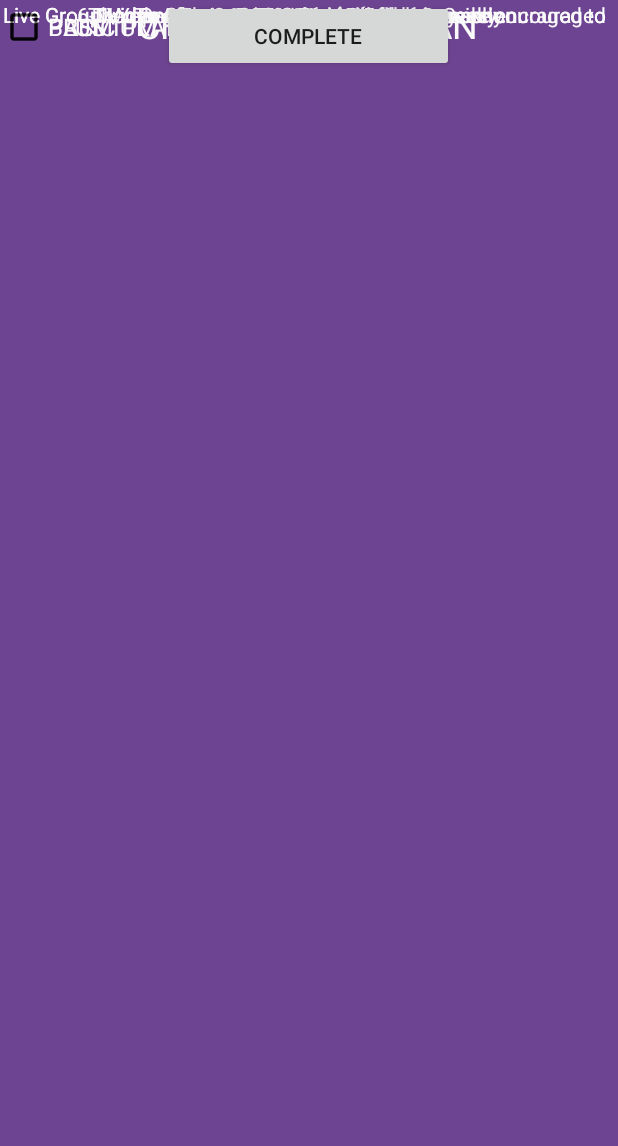
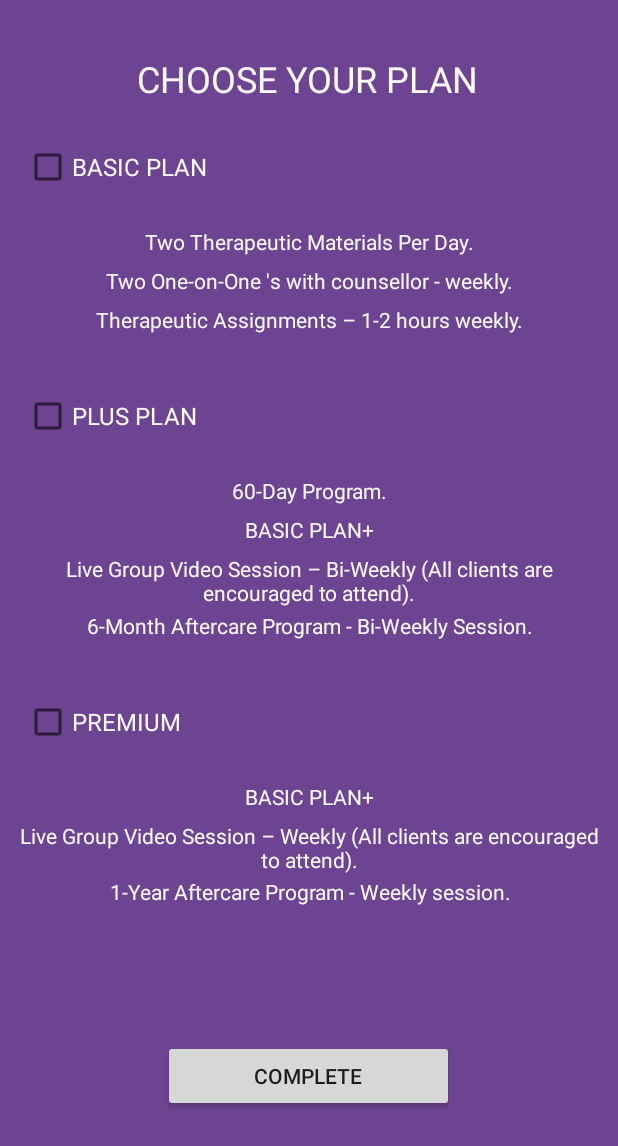
Before and after one commit to Carriola35517/capstonefinal, an Android app built with Jetpack Compose: the layout payment2.xml on its own in the app's theme, with its tools: preview values and no code run, on a phone screen of 412 x 824 dp. Shown: the top 1146 px of the screen. Run offline under Robolectric (Android 15) with nearby library versions, the phone set to English and light mode, and no system bars.

Commit message:
Fixed reverted changes

```diff
--- a/app/src/main/java/com/example/lotusaddictionapp/LoginActivity.kt
+++ b/app/src/main/java/com/example/lotusaddictionapp/LoginActivity.kt
@@ -11,7 +11,7 @@ class LoginActivity : AppCompatActivity() {
         setContentView(R.layout.login)
 
         //REGISTER BUTTON
-        val registerBtn = findViewById<Button>(R.id.REGISTER)
+        val registerBtn = findViewById<Button>(R.id.registerButton)
         registerBtn.setOnClickListener{
             println("Register clicked in LoginActivity")
             val intent = Intent(this, RegisterActivity::class.java)//I've never used kotlin much, but can I still just use class.java here without any problems?
@@ -19,7 +19,7 @@ class LoginActivity : AppCompatActivity() {
         }
 
         //LOGIN BUTTON
-        val loginBtn = findViewById<Button>(R.id.Register)
+        val loginBtn = findViewById<Button>(R.id.loginButton)
         loginBtn.setOnClickListener{
             println("Login clicked in LoginActivity")
             /*
--- a/app/src/main/res/layout/payment2.xml
+++ b/app/src/main/res/layout/payment2.xml
@@ -2,164 +2,191 @@
 <androidx.constraintlayout.widget.ConstraintLayout xmlns:android="http://schemas.android.com/apk/res/android"
     xmlns:app="http://schemas.android.com/apk/res-auto"
     xmlns:tools="http://schemas.android.com/tools"
-    android:id="@+id/Payment "
+    android:id="@+id/Payment2"
     android:layout_width="match_parent"
     android:layout_height="match_parent"
     android:background="#6D4491">
 
     <TextView
-        android:id="@+id/textView4"
+        android:id="@+id/textChooseYourPlan"
         android:layout_width="410dp"
         android:layout_height="32dp"
-        android:text="Choose Your Plan"
+        android:layout_marginTop="36dp"
+        android:text="@string/choose_your_plan"
         android:textAlignment="center"
         android:textAllCaps="true"
         android:textColor="#FBFAFA"
         android:textSize="24sp"
-        tools:layout_editor_absoluteX="0dp"
-        tools:layout_editor_absoluteY="48dp" />
+        app:layout_constraintEnd_toEndOf="parent"
+        app:layout_constraintHorizontal_bias="0.0"
+        app:layout_constraintStart_toStartOf="parent"
+        app:layout_constraintTop_toTopOf="parent" />
 
     <CheckBox
-        android:id="@+id/checkBox6"
+        android:id="@+id/checkBoxBasicPlan"
         android:layout_width="145dp"
-        android:layout_height="36dp"
-        android:text="BASIC PLAN"
+        android:layout_height="48dp"
+        android:layout_marginTop="19dp"
+        android:text="@string/basic_plan"
         android:textColor="#FBFAFA"
         android:textColorHighlight="#C85252"
         android:textSize="16sp"
-        tools:layout_editor_absoluteX="49dp"
-        tools:layout_editor_absoluteY="108dp" />
+        app:layout_constraintEnd_toEndOf="parent"
+        app:layout_constraintHorizontal_bias="0.06"
+        app:layout_constraintStart_toStartOf="parent"
+        app:layout_constraintTop_toBottomOf="@+id/textChooseYourPlan" />
 
     <TextView
-        android:id="@+id/textView5"
-        android:layout_width="405dp"
-        android:layout_height="37dp"
-        android:text="Live Group Video Session – Bi-Weekly (All clients are encouraged to attend)."
+        android:id="@+id/textLiveGroupBiWeekly"
+        android:layout_width="400dp"
+        android:layout_height="38dp"
+        android:text="@string/live_group_video_session_bi_weekly_all_clients_are_encouraged_to_attend"
         android:textAlignment="center"
         android:textColor="#FBFAFA"
-        tools:layout_editor_absoluteX="3dp"
-        tools:layout_editor_absoluteY="379dp" />
+        app:layout_constraintEnd_toEndOf="parent"
+        app:layout_constraintStart_toStartOf="parent"
+        app:layout_constraintTop_toBottomOf="@+id/textBasicPlanPlus" />
 
     <CheckBox
-        android:id="@+id/checkBox6"
+        android:id="@+id/checkBoxPlusPlan"
         android:layout_width="145dp"
-        android:layout_height="36dp"
-        android:text="PLUS"
+        android:layout_height="48dp"
+        android:layout_marginTop="24dp"
+        android:text="@string/plus_plan"
         android:textColor="#FBFAFA"
         android:textColorHighlight="#C85252"
         android:textSize="16sp"
-        tools:layout_editor_absoluteX="3dp"
-        tools:layout_editor_absoluteY="279dp" />
+        app:layout_constraintEnd_toEndOf="parent"
+        app:layout_constraintHorizontal_bias="0.06"
+        app:layout_constraintStart_toStartOf="parent"
+        app:layout_constraintTop_toBottomOf="@+id/textTheraAss" />
 
     <TextView
-        android:id="@+id/textView5"
-        android:layout_width="403dp"
-        android:layout_height="27dp"
-        android:text=" 60-Day Program."
+        android:id="@+id/text60Days"
+        android:layout_width="400dp"
+        android:layout_height="26dp"
+        android:layout_marginTop="16dp"
+        android:text="@string/_60_day_program"
         android:textAlignment="center"
         android:textColor="#FBFAFA"
-        tools:layout_editor_absoluteX="3dp"
-        tools:layout_editor_absoluteY="325dp" />
+        app:layout_constraintEnd_toEndOf="parent"
+        app:layout_constraintStart_toStartOf="parent"
+        app:layout_constraintTop_toBottomOf="@+id/checkBoxPlusPlan" />
 
     <TextView
-        android:id="@+id/textView5"
-        android:layout_width="405dp"
-        android:layout_height="37dp"
-        android:text="6-Month Aftercare Program - Bi-Weekly Session.  "
+        android:id="@+id/textAfterCare"
+        android:layout_width="400dp"
+        android:layout_height="26dp"
+        android:text="@string/_6_month_aftercare_program_bi_weekly_session"
         android:textAlignment="center"
         android:textColor="#FBFAFA"
-        tools:layout_editor_absoluteX="3dp"
-        tools:layout_editor_absoluteY="416dp" />
+        app:layout_constraintEnd_toEndOf="parent"
+        app:layout_constraintStart_toStartOf="parent"
+        app:layout_constraintTop_toBottomOf="@+id/textLiveGroupBiWeekly" />
 
     <TextView
-        android:id="@+id/textView5"
-        android:layout_width="403dp"
-        android:layout_height="27dp"
-        android:text="BASIC PLAN +"
+        android:id="@+id/textBasicPlanPlus"
+        android:layout_width="400dp"
+        android:layout_height="26dp"
+        android:text="@string/basic_plan_plus"
         android:textAlignment="center"
         android:textColor="#FBFAFA"
-        tools:layout_editor_absoluteX="3dp"
-        tools:layout_editor_absoluteY="352dp" />
+        app:layout_constraintEnd_toEndOf="parent"
+        app:layout_constraintStart_toStartOf="parent"
+        app:layout_constraintTop_toBottomOf="@+id/text60Days" />
 
     <TextView
-        android:id="@+id/textView5"
-        android:layout_width="405dp"
+        android:id="@+id/textLiveGroupWeekly"
+        android:layout_width="400dp"
         android:layout_height="37dp"
-        android:text="Live Group Video Session – Weekly (All clients are encouraged to attend)."
+        android:text="@string/live_group_video_session_weekly_all_clients_are_encouraged_to_attend"
         android:textAlignment="center"
         android:textColor="#FBFAFA"
-        tools:layout_editor_absoluteX="0dp"
-        tools:layout_editor_absoluteY="553dp" />
+        app:layout_constraintEnd_toEndOf="parent"
+        app:layout_constraintStart_toStartOf="parent"
+        app:layout_constraintTop_toBottomOf="@+id/textBasicPlanPlusPrem" />
 
     <TextView
-        android:id="@+id/textView5"
-        android:layout_width="403dp"
-        android:layout_height="27dp"
-        android:text="BASIC PLAN +"
+        android:id="@+id/textBasicPlanPlusPrem"
+        android:layout_width="400dp"
+        android:layout_height="26dp"
+        android:layout_marginTop="16dp"
+        android:text="@string/basic_plan_plus"
         android:textAlignment="center"
         android:textColor="#FBFAFA"
-        tools:layout_editor_absoluteX="0dp"
-        tools:layout_editor_absoluteY="526dp" />
+        app:layout_constraintEnd_toEndOf="parent"
+        app:layout_constraintStart_toStartOf="parent"
+        app:layout_constraintTop_toBottomOf="@+id/checkBoxPremium" />
 
     <CheckBox
-        android:id="@+id/checkBox6"
+        android:id="@+id/checkBoxPremium"
         android:layout_width="145dp"
-        android:layout_height="36dp"
-        android:text="PREMIUM"
+        android:layout_height="48dp"
+        android:layout_marginTop="24dp"
+        android:text="@string/premium"
         android:textColor="#FBFAFA"
         android:textColorHighlight="#C85252"
         android:textSize="16sp"
-        tools:layout_editor_absoluteX="0dp"
-        tools:layout_editor_absoluteY="474dp" />
+        app:layout_constraintEnd_toEndOf="parent"
+        app:layout_constraintHorizontal_bias="0.06"
+        app:layout_constraintStart_toStartOf="parent"
+        app:layout_constraintTop_toBottomOf="@+id/textAfterCare" />
 
     <TextView
-        android:id="@+id/textView5"
-        android:layout_width="405dp"
-        android:layout_height="37dp"
-        android:text="1-Year Aftercare Program - Weekly session.  "
+        android:id="@+id/textYearAftercare"
+        android:layout_width="400dp"
+        android:layout_height="26dp"
+        android:text="@string/year_aftercare"
         android:textAlignment="center"
         android:textColor="#FBFAFA"
-        tools:layout_editor_absoluteX="0dp"
-        tools:layout_editor_absoluteY="590dp" />
+        app:layout_constraintEnd_toEndOf="parent"
+        app:layout_constraintHorizontal_bias="0.545"
+        app:layout_constraintStart_toStartOf="parent"
+        app:layout_constraintTop_toBottomOf="@+id/textLiveGroupWeekly" />
 
     <TextView
-        android:id="@+id/textView5"
-        android:layout_width="403dp"
-        android:layout_height="27dp"
-        android:text="Two One-on-One 's with counsellor - weekly.  "
+        android:id="@+id/textTwoOnOne"
+        android:layout_width="400dp"
+        android:layout_height="26dp"
+        android:text="@string/two_on_one"
         android:textAlignment="center"
         android:textColor="#FBFAFA"
-        tools:layout_editor_absoluteX="0dp"
-        tools:layout_editor_absoluteY="200dp" />
+        app:layout_constraintEnd_toEndOf="parent"
+        app:layout_constraintStart_toStartOf="parent"
+        app:layout_constraintTop_toBottomOf="@+id/textTwoThera" />
 
     <TextView
-        android:id="@+id/textView5"
-        android:layout_width="403dp"
-        android:layout_height="27dp"
-        android:text="Two Therapeutic Materials per Day.  "
+        android:id="@+id/textTwoThera"
+        android:layout_width="400dp"
+        android:layout_height="26dp"
+        android:layout_marginTop="16dp"
+        android:text="@string/two_therapeutic_materials_per_day"
         android:textAlignment="center"
         android:textColor="#FBFAFA"
-        tools:layout_editor_absoluteX="0dp"
-        tools:layout_editor_absoluteY="173dp" />
+        app:layout_constraintEnd_toEndOf="parent"
+        app:layout_constraintStart_toStartOf="parent"
+        app:layout_constraintTop_toBottomOf="@+id/checkBoxBasicPlan" />
 
     <TextView
-        android:id="@+id/textView5"
-        android:layout_width="403dp"
-        android:layout_height="27dp"
-        android:text="Therapeutic Assignments - 1-2 hours weekly.  "
+        android:id="@+id/textTheraAss"
+        android:layout_width="400dp"
+        android:layout_height="26dp"
+        android:text="@string/therapeutic_assignments_1_2_hours_weekly"
         android:textAlignment="center"
         android:textColor="#FBFAFA"
-        tools:layout_editor_absoluteX="0dp"
-        tools:layout_editor_absoluteY="227dp" />
+        app:layout_constraintEnd_toEndOf="parent"
+        app:layout_constraintStart_toStartOf="parent"
+        app:layout_constraintTop_toBottomOf="@+id/textTwoOnOne" />
 
     <Button
-        android:id="@+id/button4"
+        android:id="@+id/completeButton"
         android:layout_width="194dp"
         android:layout_height="48dp"
-        android:text="Complete"
+        android:text="@string/complete"
+        app:layout_constraintBottom_toBottomOf="parent"
         app:layout_constraintEnd_toEndOf="parent"
         app:layout_constraintHorizontal_bias="0.497"
         app:layout_constraintStart_toStartOf="parent"
-        tools:layout_editor_absoluteY="646dp" />
+        app:layout_constraintTop_toBottomOf="@+id/textYearAftercare" />
 
 </androidx.constraintlayout.widget.ConstraintLayout>
```
Also changed, not shown: app/src/main/res/layout/login.xml (+33 -23 lines), app/src/main/res/layout/payment.xml (+63 -44 lines), 1 other file.
